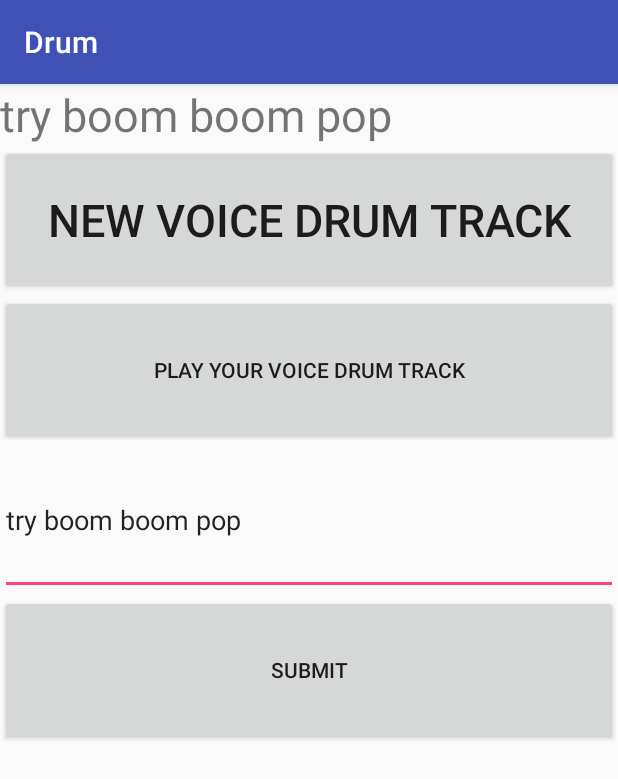
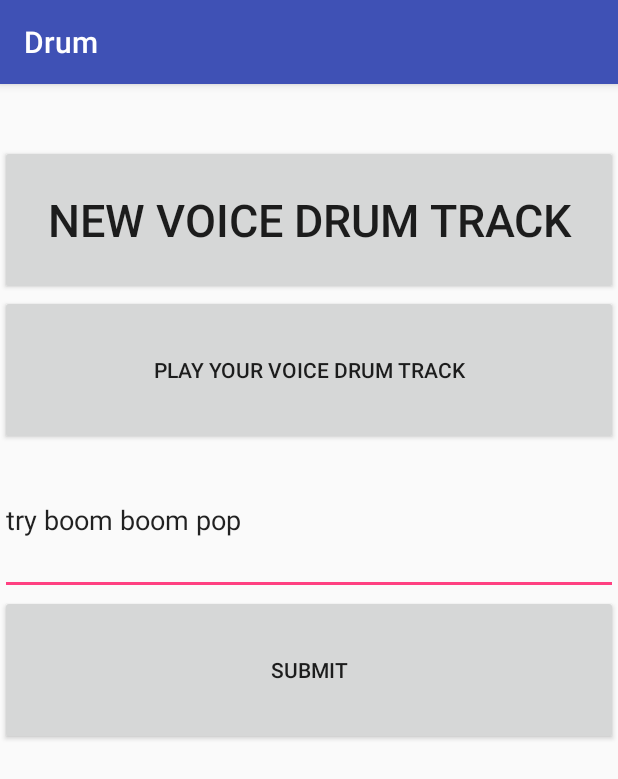
Before and after one commit to jlcampbell/voice-to-drum, an Android app: the screen it shows after launch (MainActivity), after a tap on "SUBMIT", on a phone screen of 412 x 824 dp. Shown: the top 779 px of the screen. Run offline under Robolectric (Android 15) with nearby library versions, the phone set to English and light mode, and no system bars; 2 other taps on this screen came first.

Commit message:
minor changes

```diff
--- a/app/src/main/java/com/campbell/jess/drum/MainActivity.java
+++ b/app/src/main/java/com/campbell/jess/drum/MainActivity.java
@@ -71,7 +71,7 @@ public class MainActivity extends AppCompatActivity implements View.OnClickListe
             case R.id.btn_submit_text:
                 Log.v(TAG_MAIN, "submit");
                 String userSubText = (String) mEditText.getText().toString();
-                mTextView.setText(userSubText);
+                mEditText.setText(userSubText);
                 mWords = splitWords(userSubText);
                 new SoundPoolAsyncTask().execute(mWords);
         }
--- a/app/src/main/res/layout/activity_main.xml
+++ b/app/src/main/res/layout/activity_main.xml
@@ -11,7 +11,7 @@
         android:id="@+id/tv_speech"
         android:layout_width="wrap_content"
         android:layout_height="wrap_content"
-        android:text="hellow"
+        android:text=""
         android:textSize="30sp"
         app:layout_constraintBottom_toBottomOf="parent"
         app:layout_constraintLeft_toLeftOf="parent"
--- a/build.gradle
+++ b/build.gradle
@@ -5,7 +5,7 @@ buildscript {
         jcenter()
     }
     dependencies {
-        classpath 'com.android.tools.build:gradle:2.3.3'
+        classpath 'com.android.tools.build:gradle:3.0.1'
 
         // NOTE: Do not place your application dependencies here; they belong
         // in the individual module build.gradle files
```
Also changed, not shown: gradle/wrapper/gradle-wrapper.properties.
